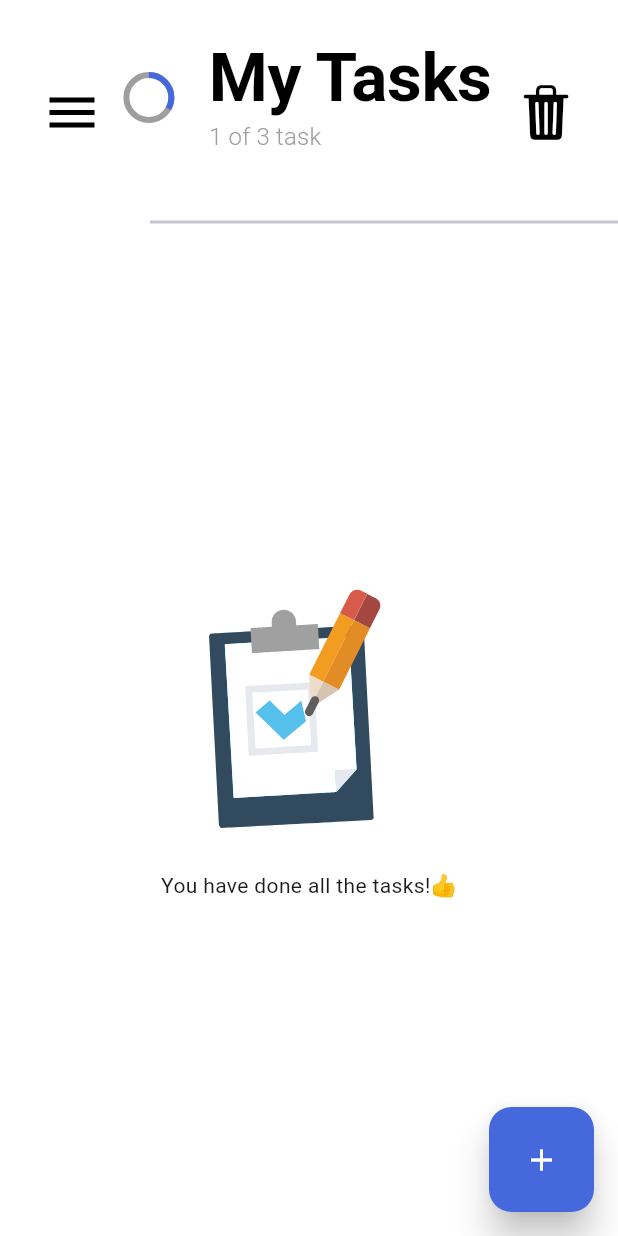
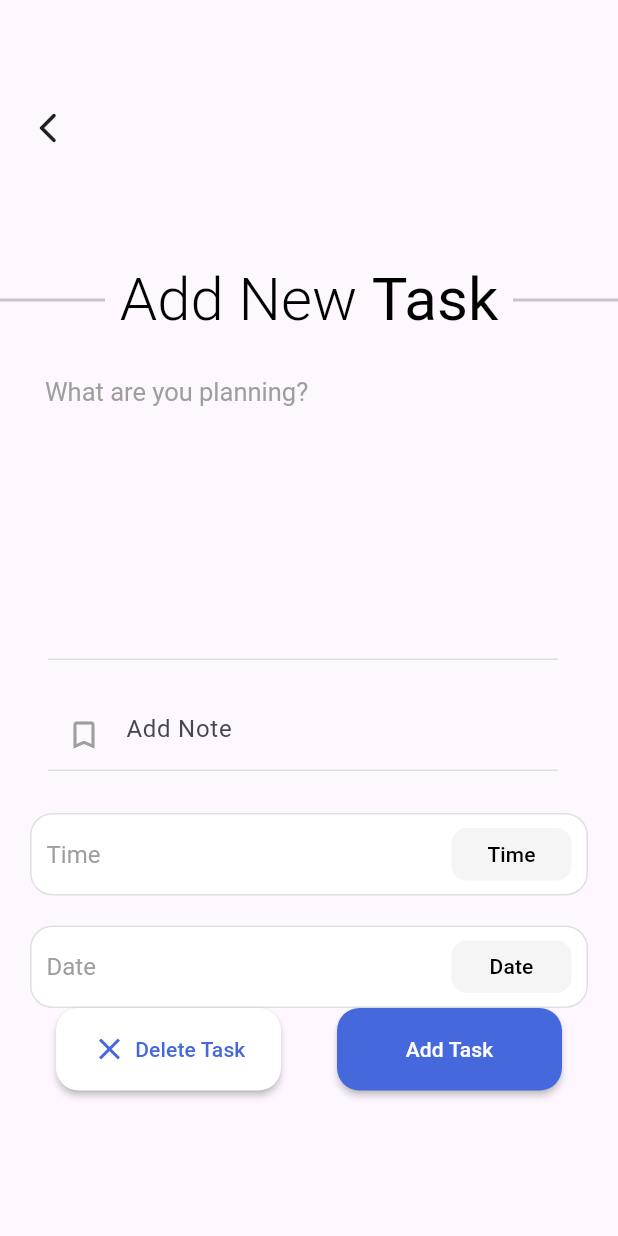
Before and after one commit to Zeina22-app/secure-todo-hive, a Flutter app: the screen it shows after launch, after a tap on the "add" icon, on a phone screen of 412 x 824 dp. Run offline on Flutter 3.47's test engine with Material 3 defaults, Android fonts, the light colour scheme and no system bars; drawn by our look-alikes of flutter_slider_drawer; our stand-ins replace animate_do, lottie; missing offline and left inert: flutter_cupertino_date_picker_fork.

Commit message:
Finish Video 4

```diff
--- a/todoappproject/lib/main.dart
+++ b/todoappproject/lib/main.dart
@@ -1,5 +1,6 @@
 import 'package:flutter/material.dart';
 import 'package:todoappproject/views/home/home_view.dart';
+import 'package:todoappproject/views/tasks/widgets/task_view.dart';
 
 Future<void> main() async{
   runApp(const MyApp());
@@ -54,6 +55,7 @@ class MyApp extends StatelessWidget {
         ),
       ),
       home: const HomeView(),
+      //home: const TaskView(),
     );
   }
 }
--- a/todoappproject/lib/views/home/components/fab.dart
+++ b/todoappproject/lib/views/home/components/fab.dart
@@ -1,18 +1,16 @@
-import 'dart:developer';
+import 'package:flutter/cupertino.dart';
 import 'package:flutter/material.dart';
 import 'package:todoappproject/utils/app_colors.dart';
+import 'package:todoappproject/views/tasks/widgets/task_view.dart';
 
 class Fab extends StatelessWidget {
-  const Fab({
-    super.key,
-  });
+  const Fab({super.key});
 
   @override
   Widget build(BuildContext context) {
     return GestureDetector(
-      onTap: (){
-        ///We will navigate to task view by tapping on this button later one
-        log("Task View ");
+      onTap: () {
+        Navigator.push(context, CupertinoPageRoute(builder: (_) => TaskView()));
       },
       child: Material(
         borderRadius: BorderRadius.circular(15),
@@ -24,12 +22,7 @@ class Fab extends StatelessWidget {
             color: AppColors.primaryColor,
             borderRadius: BorderRadius.circular(15),
           ),
-          child: const Center(
-            child: Icon(
-              Icons.add,
-              color: Colors.white,
-            ),
-          ),
+          child: const Center(child: Icon(Icons.add, color: Colors.white)),
         ),
       ),
     );
--- /dev/null
+++ b/todoappproject/lib/views/tasks/components/date_time_selection.dart
@@ -0,0 +1,50 @@
+import 'package:flutter/material.dart';
+
+class DateTimeSelectionWidget extends StatelessWidget {
+  const DateTimeSelectionWidget({
+    super.key,
+    required this.onTap,
+    required this.title,
+  });
+  final VoidCallback onTap;
+  final String title;
+  @override
+  Widget build(BuildContext context) {
+    var textTheme = Theme.of(context).textTheme;
+    return GestureDetector(
+      onTap: onTap,
+      child: Container(
+        width: double.infinity,
+        margin: EdgeInsets.fromLTRB(20,20,20,0),
+        height: 55,
+        decoration: BoxDecoration(
+          color: Colors.white,
+          border: Border.all(color: Colors.grey.shade300),
+          borderRadius: BorderRadius.circular(15),
+        ),
+        child: Row(
+          mainAxisAlignment: MainAxisAlignment.spaceBetween,
+          children: [
+            Padding(
+              padding: const EdgeInsets.only(left: 10.0),
+              child: Text(title, style: textTheme.headlineSmall),
+            ),
+            Container(
+              margin: EdgeInsets.only(right: 10),
+              width: 80,
+              height: 35,
+              decoration: BoxDecoration(
+                borderRadius: BorderRadius.circular(10),
+                color: Colors.grey.shade100,
+              ),
+              child: Center(
+                ///This text will show date time as time
+                child: Text(title, style: textTheme.titleSmall),
+              ),
+            ),
+          ],
+        ),
+      ),
+    );
+  }
+}
--- /dev/null
+++ b/todoappproject/lib/views/tasks/components/rep_textfield.dart
@@ -0,0 +1,48 @@
+import 'package:flutter/material.dart';
+import 'package:todoappproject/utils/app_str.dart';
+
+class RepTextField extends StatelessWidget {
+  const RepTextField({
+    super.key,
+    required this.controller,
+    this.isForDescription = false,
+  });
+
+  final TextEditingController controller;
+  final bool isForDescription;
+  @override
+  Widget build(BuildContext context) {
+    return Container(
+      width: double.infinity,
+      margin: EdgeInsets.symmetric(horizontal: 16),
+      child: ListTile(
+        title: TextFormField(
+          controller: controller,
+          maxLines: !isForDescription ? 6 : null,
+          cursorHeight: !isForDescription? 60 : null,
+          style: TextStyle(color: Colors.black),
+          decoration: InputDecoration(
+            border: isForDescription ? InputBorder.none : null,
+            counter: Container(),
+            hintText: isForDescription? AppStr.addNote : null,
+            prefixIcon: isForDescription
+                ? Icon(Icons.bookmark_border, color: Colors.grey)
+                : Text(''),
+            enabledBorder: UnderlineInputBorder(
+              borderSide: BorderSide(color: Colors.grey.shade300),
+            ),
+            focusedBorder: UnderlineInputBorder(
+              borderSide: BorderSide(color: Colors.grey.shade300),
+            ),
+          ),
+          onFieldSubmitted: (value) {
+            ///Later on we will work on this part
+          },
+          onChanged: (value) {
+            ///Later on we will work on this part
+          },
+        ),
+      ),
+    );
+  }
+}
--- /dev/null
+++ b/todoappproject/lib/views/tasks/widgets/task_view.dart
@@ -0,0 +1,207 @@
+import 'dart:developer';
+
+import 'package:flutter/material.dart';
+import 'package:flutter_cupertino_date_picker_fork/flutter_cupertino_date_picker_fork.dart';
+import 'package:todoappproject/extensions/space_exs.dart';
+import 'package:todoappproject/utils/app_colors.dart';
+import 'package:todoappproject/utils/app_str.dart';
+import 'package:todoappproject/views/tasks/components/date_time_selection.dart';
+import 'package:todoappproject/views/tasks/components/rep_textfield.dart';
+import 'package:todoappproject/views/tasks/widgets/task_view_app_bar.dart';
+
+class TaskView extends StatefulWidget {
+  const TaskView({super.key});
+
+  @override
+  State<TaskView> createState() => _TaskViewState();
+}
+
+class _TaskViewState extends State<TaskView> {
+  final TextEditingController titleTaskController = TextEditingController();
+  final TextEditingController descriptionTaskController =
+      TextEditingController();
+  @override
+  Widget build(BuildContext context) {
+    var textTheme = Theme.of(context).textTheme;
+    return GestureDetector(
+      onTap: () => FocusManager.instance.primaryFocus!.unfocus(),
+      child: Scaffold(
+        ///AppBar
+        appBar: TaskViewAppBar(),
+
+        ///Body
+        body: SizedBox(
+          width: double.infinity,
+          height: double.infinity,
+          child: SingleChildScrollView(
+            child: Column(
+              children: [
+                ///Top Side Texts
+                _buildTopSideTexts(textTheme),
+                _buildMainTaskViewActivity(textTheme, context),
+                ///Bottom Side Buttons
+                _BuildBottomSideButtons(),
+              ],
+            ),
+          ),
+        ),
+      ),
+    );
+  }
+  ///Bottom Side Buttons
+  Widget _BuildBottomSideButtons() {
+    return Padding(
+                padding: const EdgeInsets.only(bottom: 20.0),
+                child: Row(
+                  mainAxisAlignment: MainAxisAlignment.spaceEvenly,
+                  children: [
+                    ///Delete Current Task Button
+                    MaterialButton(
+                      onPressed: (){
+                        log("current Task has been deleted!");
+                      },
+                      minWidth: 150,
+                      color: Colors.white,
+                      shape: RoundedRectangleBorder(
+                        borderRadius: BorderRadius.circular(15),
+                      ),
+                      height: 55,
+                      child: Row(
+                        children: [
+                          Icon(
+                            Icons.close,
+                            color: AppColors.primaryColor,
+                          ),
+                          5.w,
+                          Text(
+                            AppStr.deleteTask,
+                            style: TextStyle(
+                              color: AppColors.primaryColor,
+                            ),
+                          ),
+                        ],
+                      ),
+                    ),
+                    ///Add or Update Task
+                      MaterialButton(
+                      onPressed: (){
+                         ///Add or Update Task Activity
+                         print("New Task has been added!");
+                      },
+                      minWidth: 150,
+                      color: AppColors.primaryColor,
+                      shape: RoundedRectangleBorder(
+                        borderRadius: BorderRadius.circular(15),
+                      ),
+                      height: 55,
+                      child: Text(
+                        AppStr.addTaskString,
+                        style: TextStyle(
+                          color: Colors.white,
+                        ),
+                      ),
+                    ),
+                  ],
+                ),
+              );
+  }
+  ///Main Task View Activity
+  Widget _buildMainTaskViewActivity(TextTheme textTheme, BuildContext context) {
+    return SizedBox(
+              // width: double.infinity,
+              // height: ,
+                child: Column(
+                  crossAxisAlignment: CrossAxisAlignment.start,
+                  children: [
+                    Padding(
+                      padding: EdgeInsets.only(left: 30),
+                      child: Text(
+                        AppStr.titleOfTitleTextField,
+                        style: textTheme.headlineMedium,
+                      ),
+                    ),
+
+                    ///Task Title
+                    RepTextField(controller: titleTaskController),
+                    10.h,
+                    RepTextField(
+                      controller: descriptionTaskController,
+                      isForDescription: true,
+                    ),
+
+                    ///Time Selection
+                    DateTimeSelectionWidget(
+                      onTap: () {
+                        () {
+                          showModalBottomSheet(
+                            context: context,
+                            builder: (_) => SizedBox(
+                              height: 280,
+                              child: TimePickerWidget(
+                                //initDateTime: ,
+                                onChange: (_, __) {},
+                                dateFormat: 'HH:mm',
+                                onConfirm: (dateTime, _) {
+                                  ///This part will be completed next.
+                                },
+                              ),
+                            ),
+                          );
+                        };
+                      },
+                      title: AppStr.timeString,
+                    ),
+
+                    ///Time Selection
+                    DateTimeSelectionWidget(
+                      onTap: () {
+                        DatePicker.showDatePicker(
+                          context,
+                          maxDateTime: DateTime(2030,4,5),
+                          minDateTime: DateTime.now(),
+                          ///Initial DateTime:
+                          onConfirm: (dateTime,_){
+                            ///will be completed later
+                          },
+                        );
+                      },
+                      title: AppStr.dateString,
+                    ),
+
+                  ],
+                ),
+            );
+  }
+  ///Top Side Text
+  Widget _buildTopSideTexts(TextTheme textTheme) {
+    return SizedBox(
+      width: double.infinity,
+      height: 100,
+      child: Row(
+        mainAxisAlignment: MainAxisAlignment.spaceBetween,
+        crossAxisAlignment: CrossAxisAlignment.center,
+        children: [
+          ///Divider - grey
+          SizedBox(width: 70, child: Divider(thickness: 2)),
+
+          ///Later on according to the tasks condition we
+          ///will decide to add new task "Add New Task" or "Update Current"
+          ///tasks
+          RichText(
+            text: TextSpan(
+              text: AppStr.addNewTask,
+              style: textTheme.titleLarge,
+              children: [
+                TextSpan(
+                  text: AppStr.taskString,
+                  style: TextStyle(fontWeight: FontWeight.w400),
+                ),
+              ],
+            ),
+          ),
+          SizedBox(width: 70, child: Divider(thickness: 2)),
+        ],
+      ),
+    );
+  }
+}
--- /dev/null
+++ b/todoappproject/lib/views/tasks/widgets/task_view_app_bar.dart
@@ -0,0 +1,32 @@
+import 'package:flutter/material.dart';
+
+class TaskViewAppBar extends StatelessWidget implements PreferredSizeWidget{
+  const TaskViewAppBar({super.key});
+
+  @override
+  Widget build(BuildContext context) {
+    return SizedBox(
+      width: double.infinity,
+      height: 150,
+      child: Padding(
+        padding: const EdgeInsets.only(left: 20.0),
+        child: Row(
+          children: [
+            Padding(
+              padding: const EdgeInsets.only(top: 20.0),
+              child: GestureDetector(
+                onTap: (){
+                  Navigator.pop(context);
+                },
+                child: Icon(Icons.arrow_back_ios_new_rounded),
+              ),
+            ),
+          ],
+        ),
+      ),
+    );
+  }
+
+  @override
+  Size get preferredSize => Size.fromHeight(150);
+}
```
